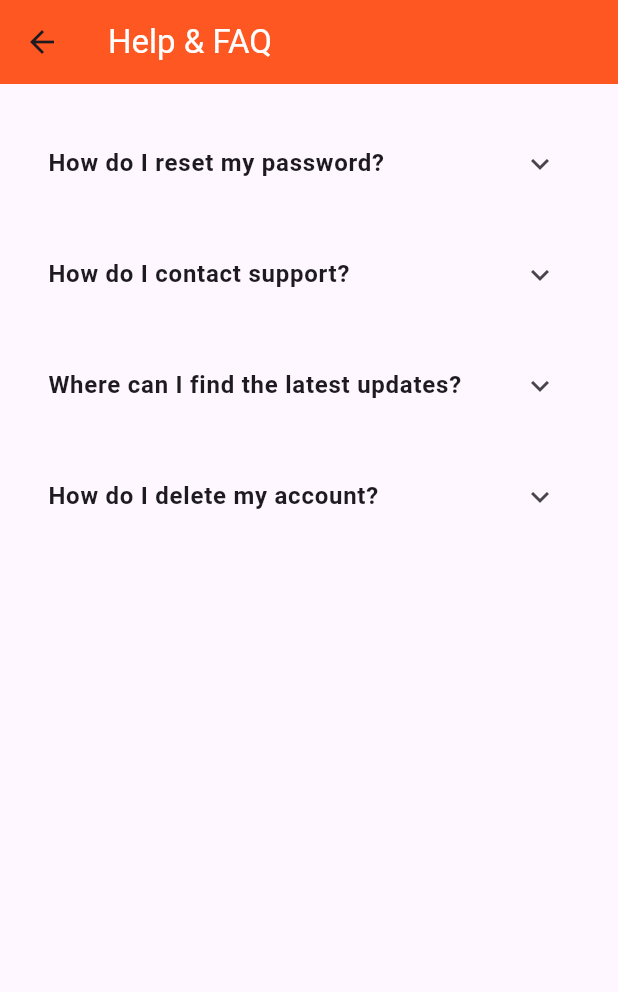
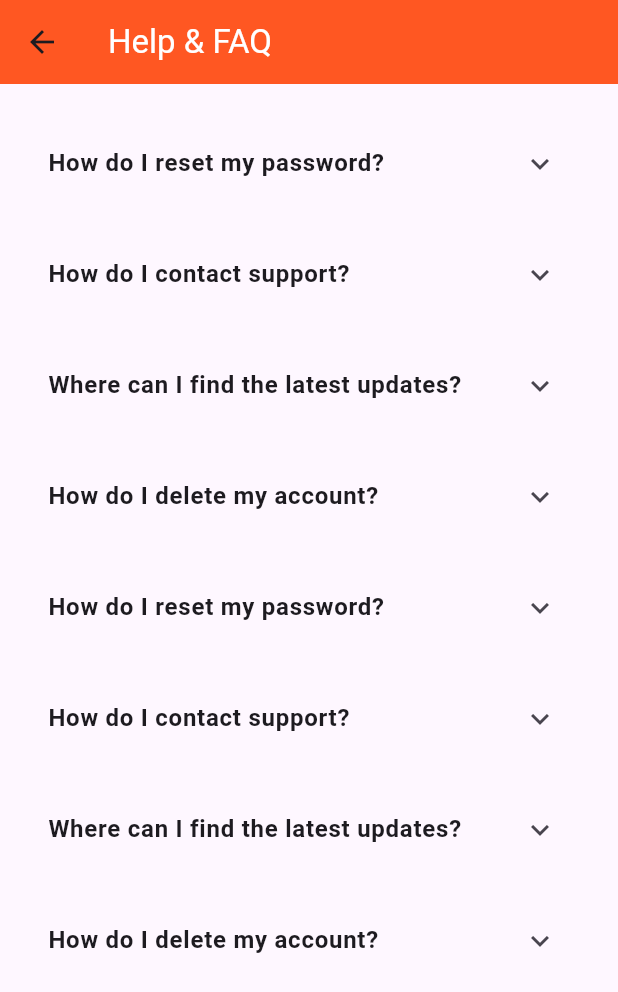
Before and after one commit to Hamza2679/Time-D, a Flutter app: the HelpFaqPage screen opened directly, on a phone screen of 412 x 824 dp. Shown: the top 992 px of the screen. Run offline on Flutter 3.47's test engine with Material 3 defaults, Android fonts, the phone set to English and light mode, and no system bars; our stand-ins replace bloc, country_picker, equatable, firebase_auth, firebase_core, flutter_bloc and 7 more; missing offline and left inert: jwt_decode; accounts and stored records are empty.

Commit message:
help and faq

```diff
--- a/lib/fetures/profile/options/help_and_faq/help.dart
+++ b/lib/fetures/profile/options/help_and_faq/help.dart
@@ -12,6 +12,22 @@ class HelpFaqPage extends StatelessWidget {
         padding: const EdgeInsets.all(16.0),
         child: ListView(
           children: <Widget>[
+            _buildFAQItem(
+              'How do I reset my password?',
+              'We are using only otp to verify a user, you can logout from the app by  go to the profile screen and tap on "logout button". Follow the instructions to login again.',
+            ),
+            _buildFAQItem(
+              'How do I contact support?',
+              'You can contact support by visiting the Contact Us page or emailing support@yourapp.com.',
+            ),
+            _buildFAQItem(
+              'Where can I find the latest updates?',
+              'The latest updates are available on the Updates page in the app or on our website.',
+            ),
+            _buildFAQItem(
+              'How do I delete my account?',
+              'To delete your account, go to the settings page and select "Delete Account". Follow the instructions provided.',
+            ),
             _buildFAQItem(
               'How do I reset my password?',
               'We are using only otp to verify a user, you can logout from the app by  go to the profile screen and tap on "logout button". Follow the instructions to login again.',
```
